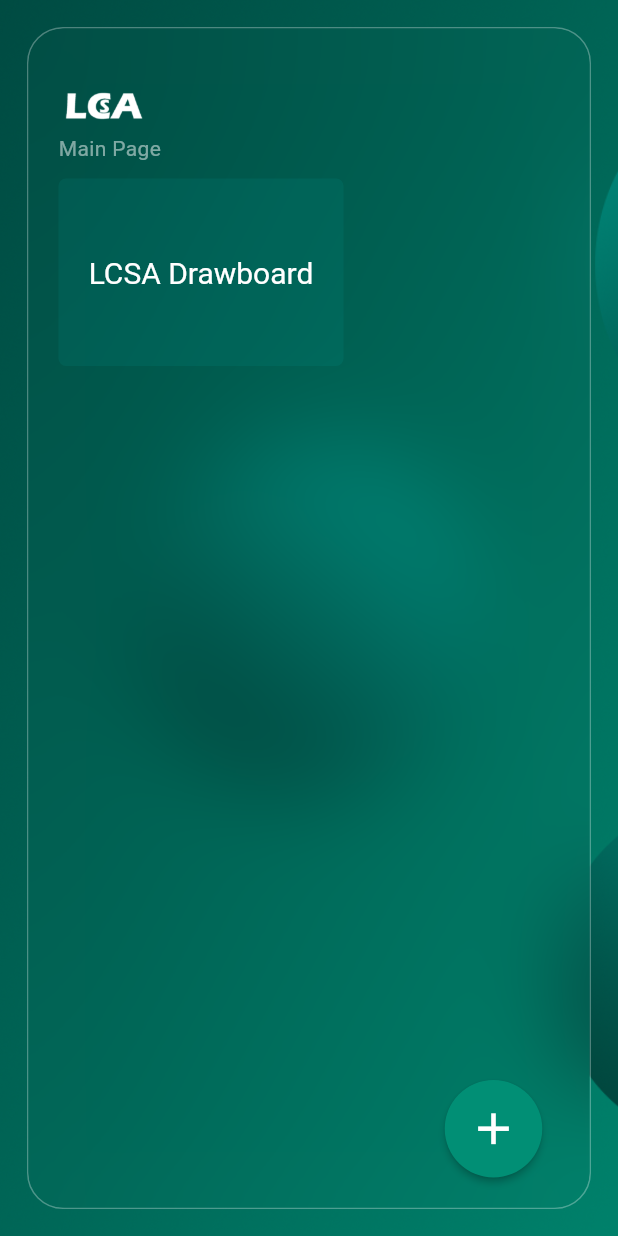
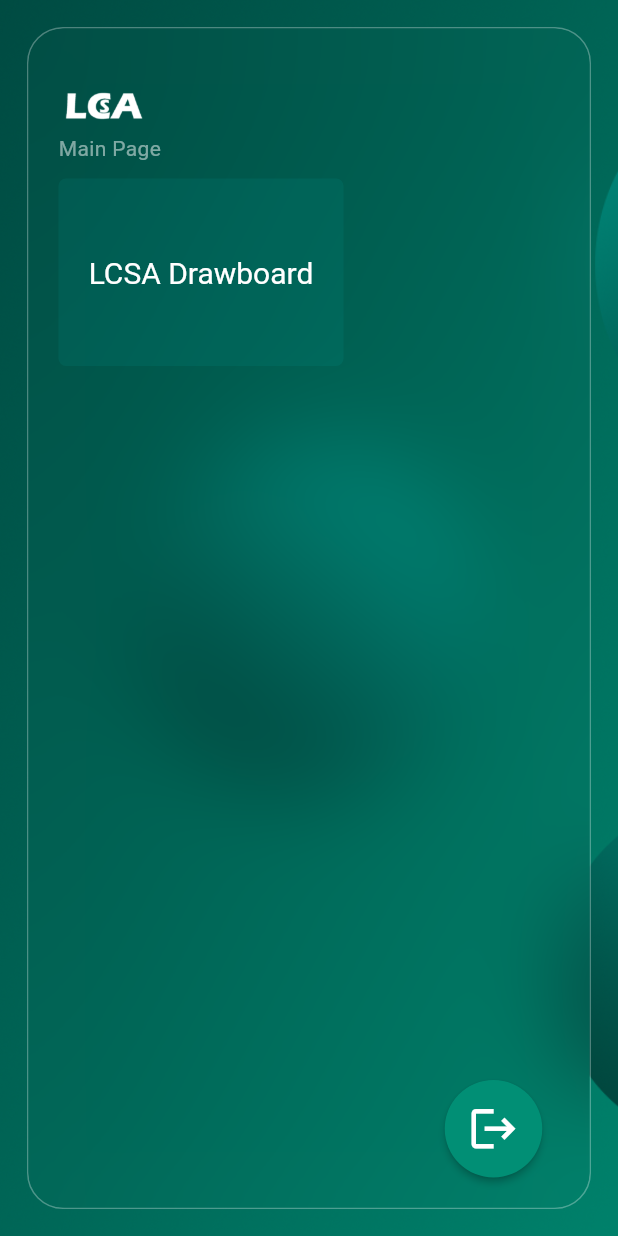
Before and after one commit to snippetsx/web_drawboard, a Flutter app: the MainPage screen opened directly, on a phone screen of 412 x 824 dp. Run offline on Flutter 3.47's test engine with Material 3 defaults, Android fonts, the phone set to English and light mode, and no system bars; our stand-ins replace file_picker, flutter_colorpicker, flutter_hooks, flutter_svg, font_awesome_flutter, image_picker; missing offline and left inert: file_saver, universal_html.

Commit message:
Fixed MainPage.dart routes edited icon from add to logout

```diff
--- a/lib/MainPage.dart
+++ b/lib/MainPage.dart
@@ -91,7 +91,7 @@ class _MainPage extends State<MainPage>{
                           fillColor: Color.fromARGB(
                               255, 1, 143, 117),
                           child: Icon(
-                            Icons.add,
+                            Icons.logout,
                             size: 35.0,
                             color: Colors.white,
                           ),
```
